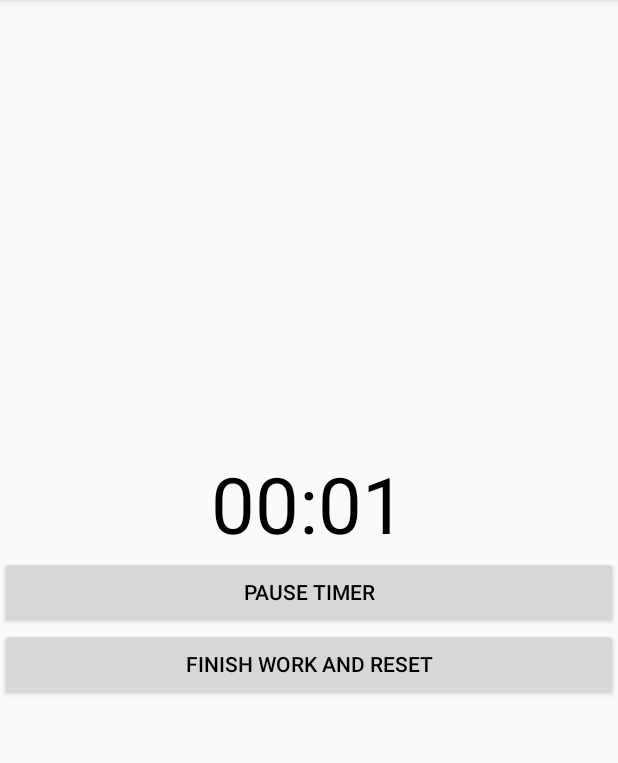
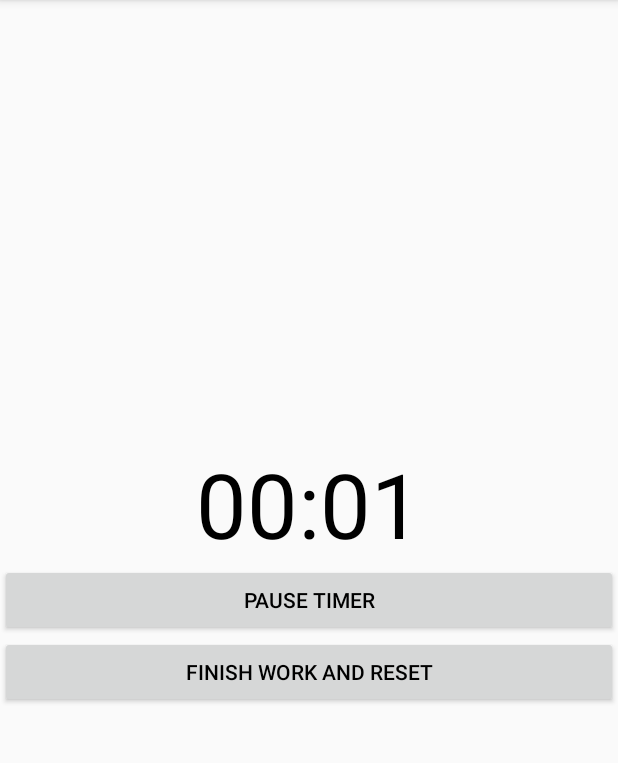
Before and after one commit to EricSumStu/August19, an Android app: the screen it shows after launch (MainActivity), after a tap on "START TIMER", on a phone screen of 412 x 824 dp, the part 84-847 px from its top. Run offline under Robolectric (Android 15) with nearby library versions, the phone set to English and light mode, and no system bars.

Commit message:
Main activity orientation locked to portrait
- Orientation of the main activity is now locked to portrait
- The text size of the timer is also slightly bigger

```diff
--- a/TrackMyHours/app/src/main/AndroidManifest.xml
+++ b/TrackMyHours/app/src/main/AndroidManifest.xml
@@ -12,9 +12,10 @@
         android:theme="@style/AppTheme">
 
         <activity android:name=".MainActivity">
+            android:screenOrientation ="portrait"
             <intent-filter>
                 <action android:name="android.intent.action.MAIN" />
-                screenOrientation="portrait"
+
                 <category android:name="android.intent.category.LAUNCHER" />
             </intent-filter>
         </activity>
--- a/TrackMyHours/app/src/main/java/com/example/trackmyhours/MainActivity.java
+++ b/TrackMyHours/app/src/main/java/com/example/trackmyhours/MainActivity.java
@@ -2,6 +2,7 @@ package com.example.trackmyhours;
 
 import androidx.appcompat.app.AppCompatActivity;
 
+import android.content.pm.ActivityInfo;
 import android.os.Bundle;
 import android.os.SystemClock;
 import android.view.View;
@@ -11,10 +12,12 @@ import android.widget.Chronometer;
 
 
 public class MainActivity extends AppCompatActivity {
+
+
     private Chronometer chronometer;
     private long pauseOffset;
+    private Button mButtonStart;
     private boolean running;
-    private Button mButtonStart;
     private Button mButtonReset;
 
 
@@ -22,14 +25,14 @@ public class MainActivity extends AppCompatActivity {
     @Override
     protected void onCreate(Bundle savedInstanceState) {
         super.onCreate(savedInstanceState);
+
         setContentView(R.layout.activity_main);
         chronometer = findViewById(R.id.chronometer);
         chronometer.setFormat("%s");
         chronometer.setBase(SystemClock.elapsedRealtime());
-
+        setRequestedOrientation(ActivityInfo.SCREEN_ORIENTATION_PORTRAIT);
 
     }
-
 
 
 
--- a/TrackMyHours/app/src/main/res/layout/activity_main.xml
+++ b/TrackMyHours/app/src/main/res/layout/activity_main.xml
@@ -8,12 +8,13 @@
     android:orientation="vertical"
     android:gravity="center">
 
+
     <Chronometer
         android:id="@+id/chronometer"
         android:layout_width="wrap_content"
         android:layout_height="wrap_content"
         android:textColor="@android:color/black"
-        android:textSize="52sp" />
+        android:textSize="60sp" />
 
     <Button
         android:id="@+id/startButton"
```
